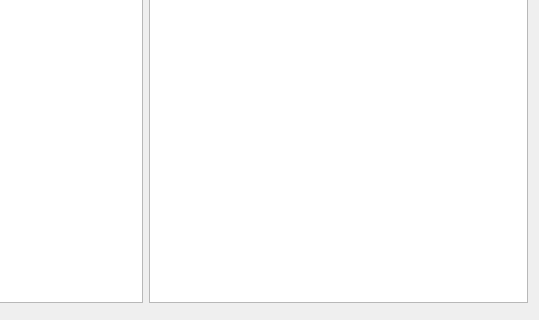
Old version of the form src/ui/TabProductsWidget.ui in the repository wnt-zhp/zarlock-cpp; both pictures show x 247 to 786 and y 163 to 483 of the 786 by 483 pixel window.
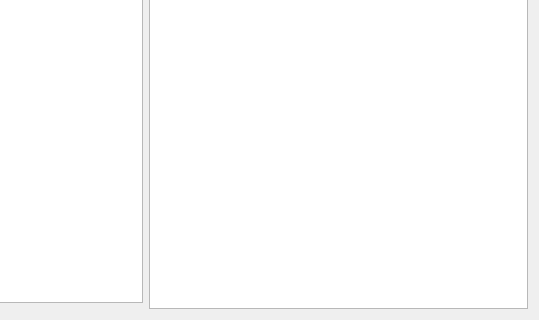
New version of the form. Custom widgets are drawn as their Qt base class.

Patch:
```diff
--- a/src/ui/TabProductsWidget.ui
+++ b/src/ui/TabProductsWidget.ui
@@ -58,7 +58,7 @@
      </item>
     </layout>
    </item>
-   <item row="0" column="2">
+   <item row="0" column="2" rowspan="2">
     <widget class="QTableView" name="table_batchbyid">
      <property name="selectionBehavior">
       <enum>QAbstractItemView::SelectRows</enum>
```
Left out of the diff: 3 changed lines with no effect on the pictures.
